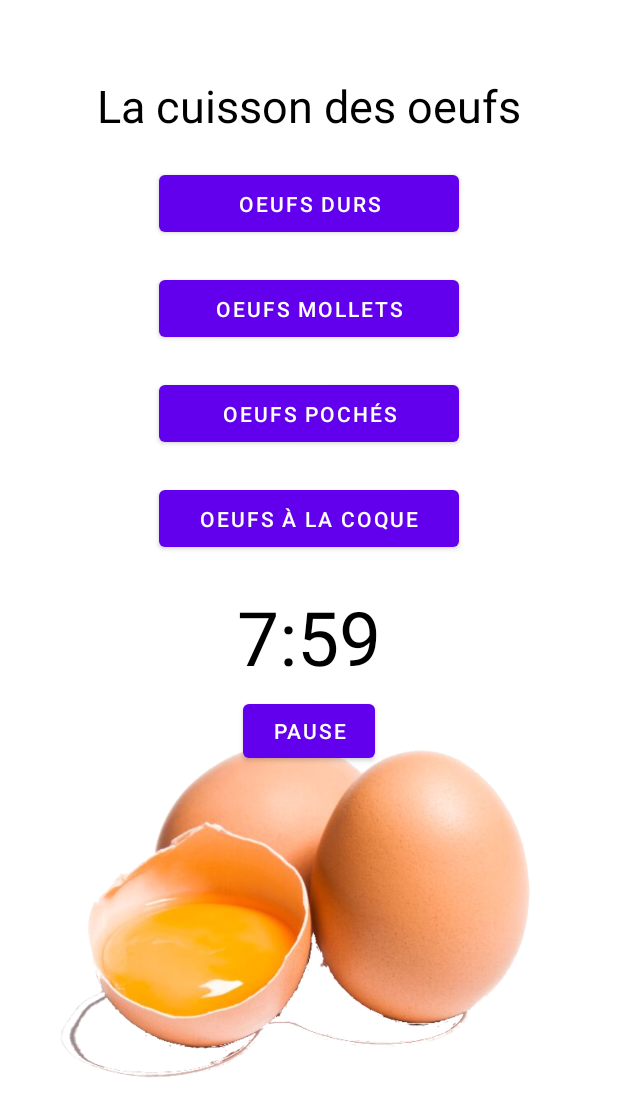
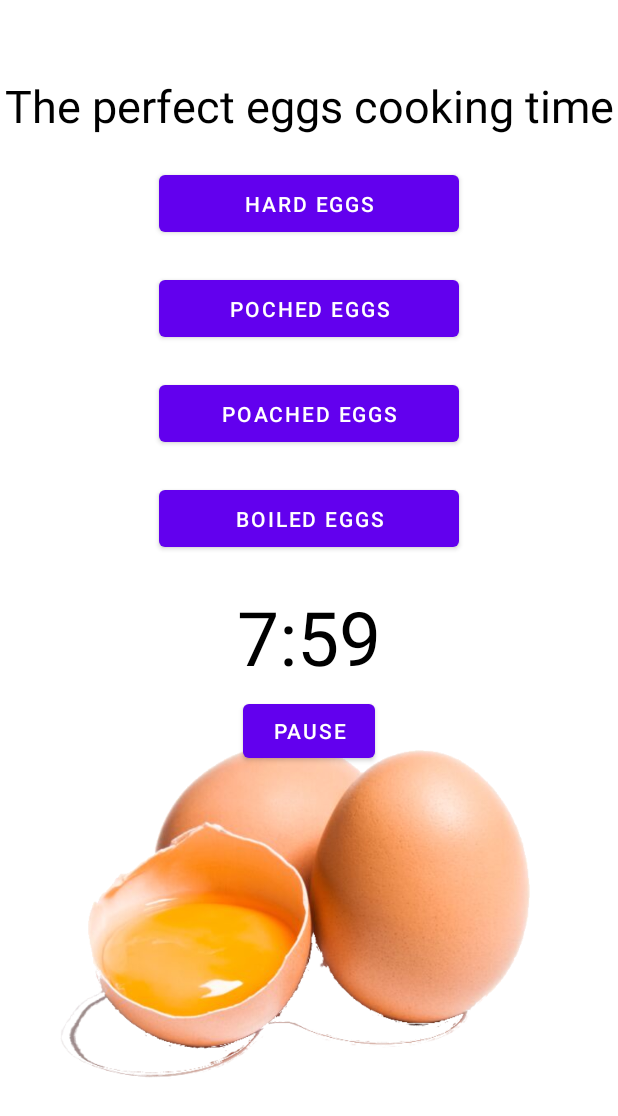
Before and after one commit to ClementLegouest/cooking_egg, an Android app: the screen it shows after launch (MainActivity), after a tap on "START", on a phone screen of 412 x 824 dp. Shown: the top 1116 px of the screen. Run offline under Robolectric (Android 15) with nearby library versions, the phone set to English and light mode, and no system bars.

Commit message:
localization en-fr

```diff
--- a/app/src/main/java/org/legouest/egg_cooking/MainActivity.java
+++ b/app/src/main/java/org/legouest/egg_cooking/MainActivity.java
@@ -143,11 +143,11 @@ public class MainActivity extends AppCompatActivity {
                     e.printStackTrace();
                 }
                 timeIsRunning = false;
-                startButton.setText("STOP");
+                startButton.setText(R.string.stop_button);
             }
         }.start();
 
-        startButton.setText("PAUSE");
+        startButton.setText(R.string.pause_button);
         timeIsRunning = true;
     }
 
@@ -203,7 +203,7 @@ public class MainActivity extends AppCompatActivity {
     private void stopTimer() {
         countDownTimer.cancel();
 
-        startButton.setText("START");
+        startButton.setText(R.string.start_button);
         timeIsRunning = false;
     }
 
@@ -211,7 +211,7 @@ public class MainActivity extends AppCompatActivity {
         countDownTimer.cancel();
 
         timeLeftInMilliseconds = HARD_EGG_COOKING_TIME;
-        startButton.setText("START");
+        startButton.setText(R.string.start_button);
         updateTimer();
     }
 
--- a/app/src/main/res/layout/activity_main.xml
+++ b/app/src/main/res/layout/activity_main.xml
@@ -17,7 +17,7 @@
         android:id="@+id/page_title"
         android:layout_width="wrap_content"
         android:layout_height="wrap_content"
-        android:text="La cuisson des oeufs"
+        android:text="@string/app_title"
         android:textColor="@color/black"
         android:textAlignment="center"
         android:textSize="30sp"
@@ -29,7 +29,7 @@
     <Button
         android:layout_width="200dp"
         android:layout_height="50dp"
-        android:text="Oeufs durs"
+        android:text="@string/hard_eggs_button"
         android:id="@+id/hard_egg_button"
         android:layout_marginTop="20dp"
         app:layout_constraintTop_toBottomOf="@+id/page_title"
@@ -39,7 +39,7 @@
     <Button
         android:layout_width="200dp"
         android:layout_height="50dp"
-        android:text="Oeufs mollets"
+        android:text="@string/poched_eggs_button"
         android:id="@+id/poched_egg_button"
         android:layout_marginTop="20dp"
         app:layout_constraintTop_toBottomOf="@+id/hard_egg_button"
@@ -49,7 +49,7 @@
     <Button
         android:layout_width="200dp"
         android:layout_height="50dp"
-        android:text="Oeufs pochés"
+        android:text="@string/poached_eggs_button"
         android:id="@+id/poached_egg_button"
         android:layout_marginTop="20dp"
         app:layout_constraintTop_toBottomOf="@+id/poched_egg_button"
@@ -59,7 +59,7 @@
     <Button
         android:layout_width="200dp"
         android:layout_height="50dp"
-        android:text="Oeufs à la coque"
+        android:text="@string/boiled_eggs_button"
         android:id="@+id/boiled_egg_button"
         android:layout_marginTop="20dp"
         app:layout_constraintTop_toBottomOf="@+id/poached_egg_button"
@@ -83,7 +83,7 @@
         android:id="@+id/start_button"
         android:layout_width="wrap_content"
         android:layout_height="wrap_content"
-        android:text="Start"
+        android:text="@string/start_button"
         android:layout_marginTop="5dp"
         app:layout_constraintTop_toBottomOf="@+id/countdown_text"
         app:layout_constraintLeft_toLeftOf="parent"
--- a/app/src/main/res/values/strings.xml
+++ b/app/src/main/res/values/strings.xml
@@ -1,3 +1,12 @@
+<?xml version="1.0" encoding="utf-8"?>
 <resources>
     <string name="app_name">EggCooking</string>
+    <string name="app_title">The perfect eggs cooking time</string>
+    <string name="hard_eggs_button">Hard Eggs</string>
+    <string name="poched_eggs_button">Poched Eggs</string>
+    <string name="poached_eggs_button">Poached Eggs</string>
+    <string name="boiled_eggs_button">Boiled Eggs</string>
+    <string name="start_button">Start</string>
+    <string name="pause_button">Pause</string>
+    <string name="stop_button">Stop</string>
 </resources>
```
Also changed, not shown: 1 other file.
